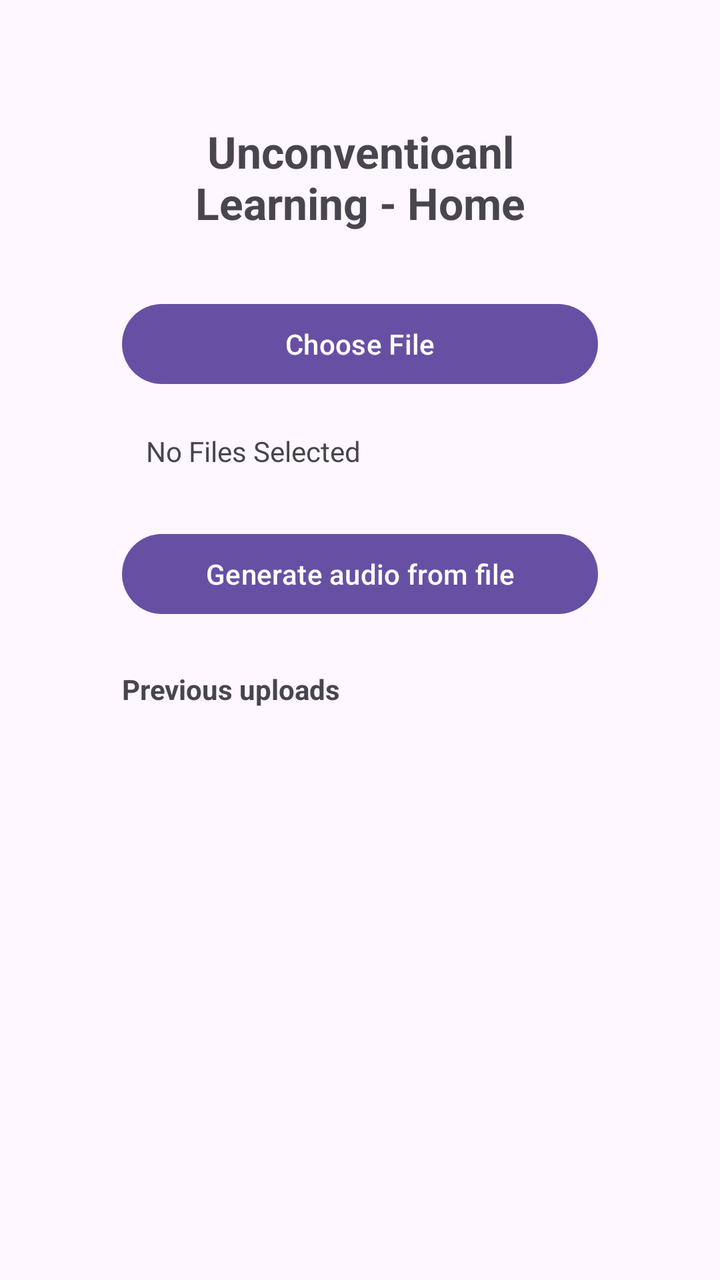
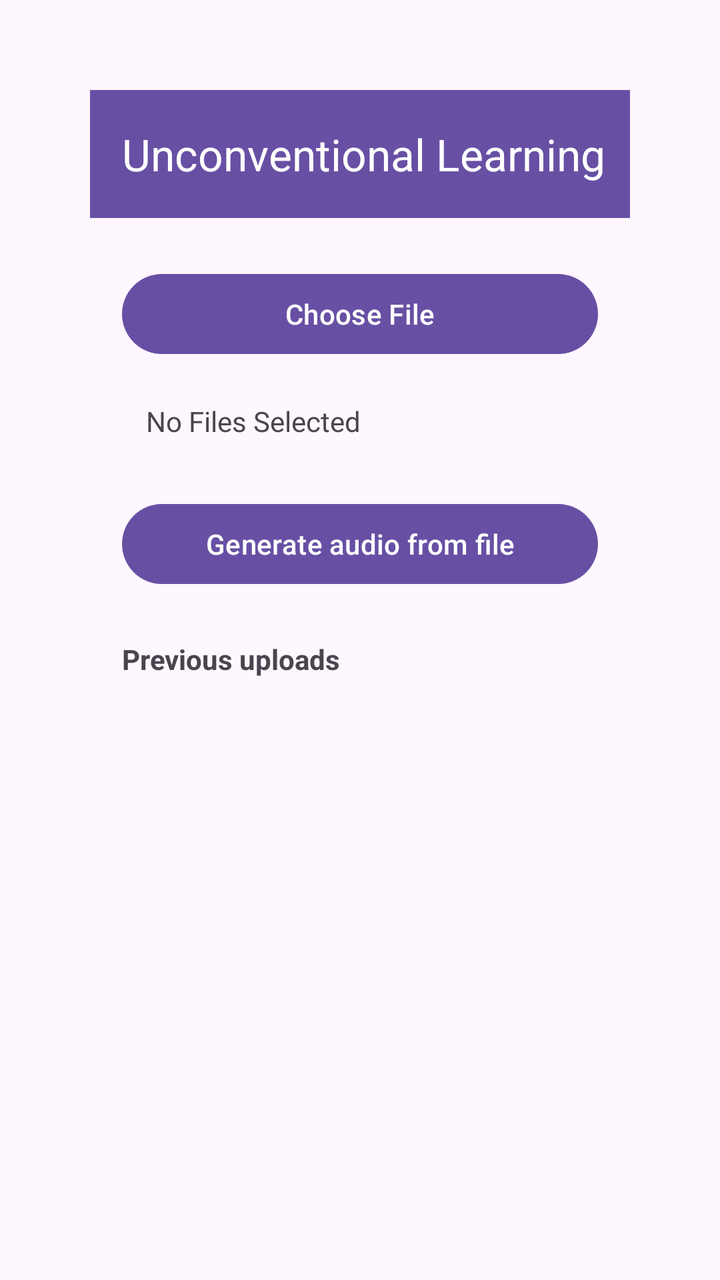

The first picture is an Android layout as it rendered before a commit; the second is the same layout after the commit. The layout source and the unified diff follow.
<!-- AndroidManifest.xml: application theme Theme.FinalYearProject -->
<!-- res/layout/activity_homepg.xml -->
<?xml version="1.0" encoding="utf-8"?>
<androidx.constraintlayout.widget.ConstraintLayout xmlns:android="http://schemas.android.com/apk/res/android"
    xmlns:app="http://schemas.android.com/apk/res-auto"
    xmlns:tools="http://schemas.android.com/tools"
    android:layout_width="match_parent"
    android:layout_height="match_parent"
    tools:context=".ui.HomePGActivity"
    android:padding="45dp">

    <TextView
        android:id="@+id/homeTitleTV"
        android:layout_width="0dp"
        android:layout_height="wrap_content"
        android:text="Unconventioanl Learning - Home"
        android:textSize="22sp"
        android:textStyle="bold"
        android:padding="16dp"
        android:gravity="center"
        app:layout_constraintTop_toTopOf="parent"
        app:layout_constraintStart_toStartOf="parent"
        app:layout_constraintEnd_toEndOf="parent"/>

    <Button
        android:id="@+id/pickFileBtn"
        android:layout_width="0dp"
        android:layout_height="wrap_content"
        android:text="Choose File"
        app:layout_constraintTop_toBottomOf="@+id/homeTitleTV"
        app:layout_constraintStart_toStartOf="parent"
        app:layout_constraintEnd_toEndOf="parent"
        android:layout_marginHorizontal="16dp"
        android:layout_marginTop="16dp"/>

    <TextView
        android:id="@+id/selectedFileTV"
        android:layout_width="0dp"
        android:layout_height="wrap_content"
        android:text= "No Files Selected"
        android:padding="12dp"
        android:textSize="14sp"
        app:layout_constraintTop_toBottomOf="@id/pickFileBtn"
        app:layout_constraintStart_toStartOf="parent"
        app:layout_constraintEnd_toEndOf="parent"
        android:layout_marginHorizontal="16dp"
        android:layout_marginTop="8dp"/>

    <Button
        android:id="@+id/uploadBtn"
        android:layout_width="0dp"
        android:layout_height="wrap_content"
        android:text="Generate audio from file"
        app:layout_constraintTop_toBottomOf="@id/selectedFileTV"
        app:layout_constraintStart_toStartOf="parent"
        app:layout_constraintEnd_toEndOf="parent"
        android:layout_marginHorizontal="16dp"
        android:layout_marginTop="16dp"/>

    <ProgressBar
        android:id="@+id/uploadProgress"
        style="?android:attr/progressBarStyle"
        android:layout_width="wrap_content"
        android:layout_height="wrap_content"
        android:visibility="gone"
        app:layout_constraintTop_toBottomOf="@id/uploadBtn"
        app:layout_constraintStart_toStartOf="parent"
        app:layout_constraintEnd_toEndOf="parent"
        android:layout_marginTop="8dp"/>

    <TextView
        android:id="@+id/historyLabelTV"
        android:layout_width="0dp"
        android:layout_height="wrap_content"
        android:text="Previous uploads"
        android:textStyle="bold"
        android:paddingHorizontal="16dp"
        android:paddingTop="24dp"
        app:layout_constraintTop_toBottomOf="@id/uploadProgress"
        app:layout_constraintStart_toStartOf="parent"
        app:layout_constraintEnd_toEndOf="parent"/>

    <androidx.recyclerview.widget.RecyclerView
        android:id="@+id/previousFilesRV"
        android:layout_width="0dp"
        android:layout_height="0dp"
        app:layout_constraintTop_toBottomOf="@id/historyLabelTV"
        app:layout_constraintBottom_toBottomOf="parent"
        app:layout_constraintStart_toStartOf="parent"
        app:layout_constraintEnd_toEndOf="parent"
        android:layout_margin="16dp"
        tools:listitem="@android:layout/simple_list_item_2"/>

</androidx.constraintlayout.widget.ConstraintLayout>
<!-- resources referenced by this layout -->
<resources>
  <style name="Theme.FinalYearProject" parent="Base.Theme.FinalYearProject" />
  <style name="Base.Theme.FinalYearProject" parent="Theme.Material3.DayNight.NoActionBar">
          
          
      </style>
</resources>

<!-- the commit's change to res/layout/activity_homepg.xml (unified diff, before → after) -->
@@ -7,42 +7,41 @@
     tools:context=".ui.HomePGActivity"
     android:padding="45dp">
 
-    <TextView
-        android:id="@+id/homeTitleTV"
+    <androidx.appcompat.widget.Toolbar
+        android:id="@+id/homeToolbar"
         android:layout_width="0dp"
         android:layout_height="wrap_content"
-        android:text="Unconventioanl Learning - Home"
-        android:textSize="22sp"
-        android:textStyle="bold"
-        android:padding="16dp"
-        android:gravity="center"
+        android:background="?attr/colorPrimary"
+        app:title="Unconventional Learning"
+        app:titleTextColor="@android:color/white"
         app:layout_constraintTop_toTopOf="parent"
         app:layout_constraintStart_toStartOf="parent"
-        app:layout_constraintEnd_toEndOf="parent"/>
+        app:layout_constraintEnd_toEndOf="parent" />
 
+    
     <Button
         android:id="@+id/pickFileBtn"
         android:layout_width="0dp"
         android:layout_height="wrap_content"
         android:text="Choose File"
-        app:layout_constraintTop_toBottomOf="@+id/homeTitleTV"
+        app:layout_constraintTop_toBottomOf="@+id/homeToolbar"
         app:layout_constraintStart_toStartOf="parent"
         app:layout_constraintEnd_toEndOf="parent"
         android:layout_marginHorizontal="16dp"
-        android:layout_marginTop="16dp"/>
+        android:layout_marginTop="24dp" />
 
     <TextView
         android:id="@+id/selectedFileTV"
         android:layout_width="0dp"
         android:layout_height="wrap_content"
-        android:text= "No Files Selected"
+        android:text="No Files Selected"
         android:padding="12dp"
         android:textSize="14sp"
         app:layout_constraintTop_toBottomOf="@id/pickFileBtn"
         app:layout_constraintStart_toStartOf="parent"
         app:layout_constraintEnd_toEndOf="parent"
         android:layout_marginHorizontal="16dp"
-        android:layout_marginTop="8dp"/>
+        android:layout_marginTop="8dp" />
 
     <Button
         android:id="@+id/uploadBtn"
@@ -53,7 +52,7 @@
         app:layout_constraintStart_toStartOf="parent"
         app:layout_constraintEnd_toEndOf="parent"
         android:layout_marginHorizontal="16dp"
-        android:layout_marginTop="16dp"/>
+        android:layout_marginTop="16dp" />
 
     <ProgressBar
         android:id="@+id/uploadProgress"
@@ -64,7 +63,7 @@
         app:layout_constraintTop_toBottomOf="@id/uploadBtn"
         app:layout_constraintStart_toStartOf="parent"
         app:layout_constraintEnd_toEndOf="parent"
-        android:layout_marginTop="8dp"/>
+        android:layout_marginTop="8dp" />
 
     <TextView
         android:id="@+id/historyLabelTV"
@@ -76,7 +75,7 @@
         android:paddingTop="24dp"
         app:layout_constraintTop_toBottomOf="@id/uploadProgress"
         app:layout_constraintStart_toStartOf="parent"
-        app:layout_constraintEnd_toEndOf="parent"/>
+        app:layout_constraintEnd_toEndOf="parent" />
 
     <androidx.recyclerview.widget.RecyclerView
         android:id="@+id/previousFilesRV"
@@ -87,6 +86,6 @@
         app:layout_constraintStart_toStartOf="parent"
         app:layout_constraintEnd_toEndOf="parent"
         android:layout_margin="16dp"
-        tools:listitem="@android:layout/simple_list_item_2"/>
+        tools:listitem="@android:layout/simple_list_item_2" />
 
 </androidx.constraintlayout.widget.ConstraintLayout>
